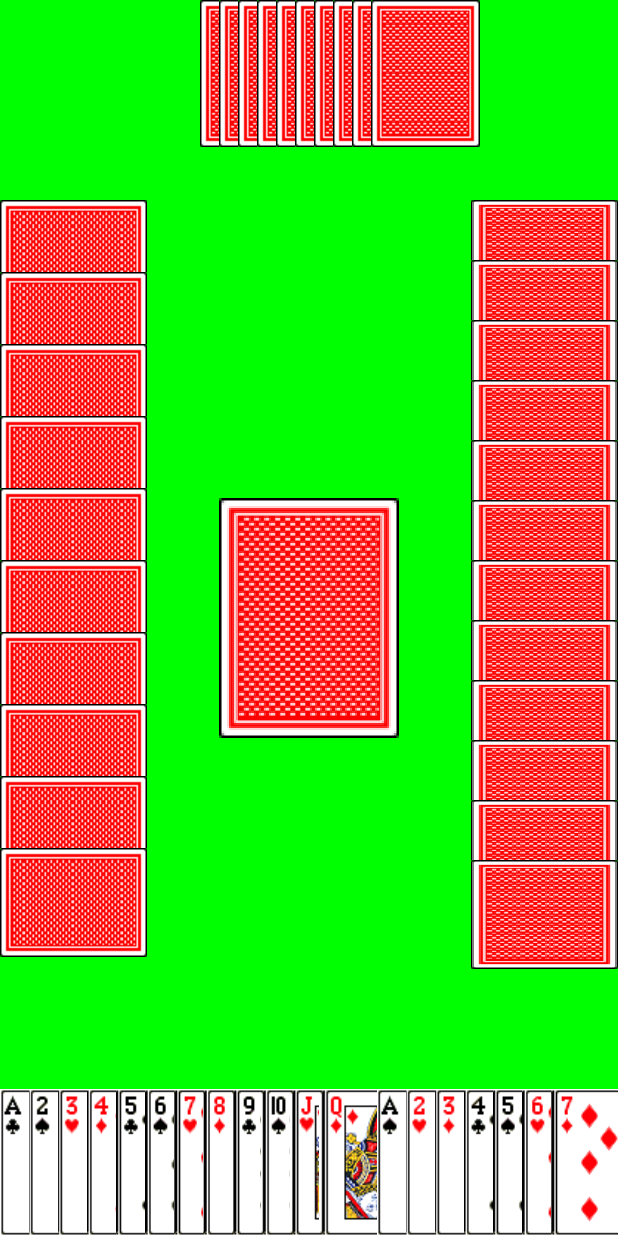
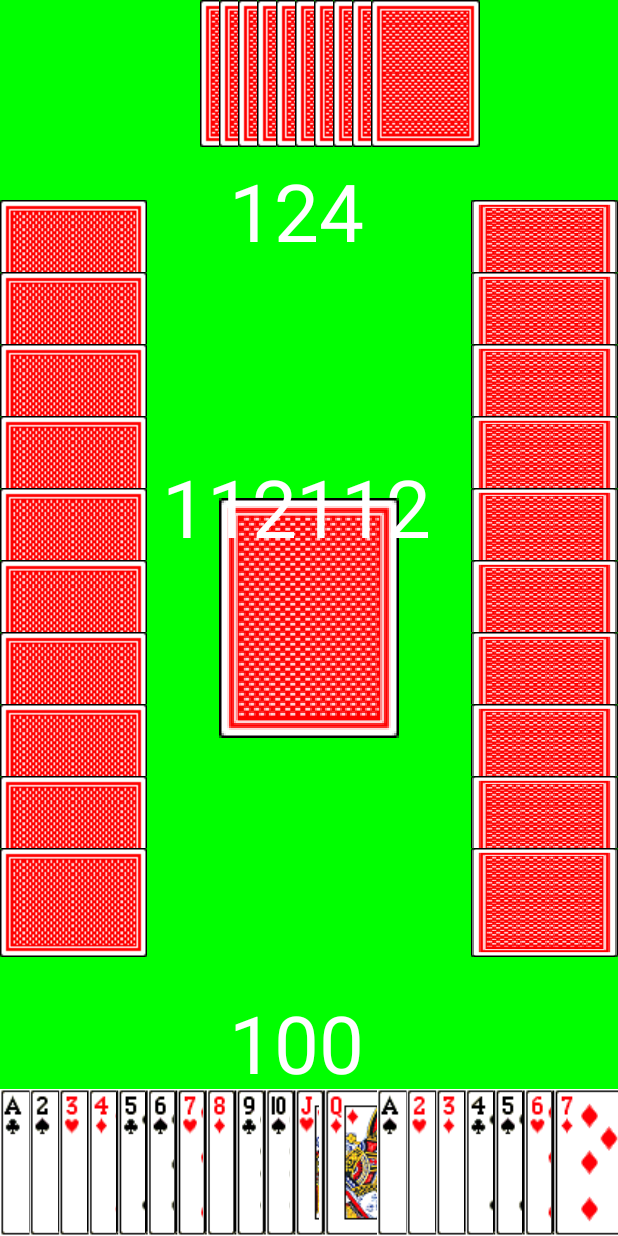
Before and after one commit to janicejl/SimCards, an Android app: the screen it shows after launch (MainActivity), on a phone screen of 412 x 824 dp. Run offline under Robolectric (Android 15) with nearby library versions, the light colour scheme and no system bars.

Commit message:
More ui!!!

```diff
--- a/app/src/main/java/com/example/simcards/GameView.java
+++ b/app/src/main/java/com/example/simcards/GameView.java
@@ -9,6 +9,9 @@ import android.graphics.Matrix;
 import android.graphics.Paint;
 import android.graphics.Point;
 import android.graphics.Rect;
+import android.graphics.drawable.Drawable;
+import android.graphics.drawable.ShapeDrawable;
+import android.graphics.drawable.shapes.RectShape;
 import android.view.MotionEvent;
 import android.view.View;
 import android.widget.Button;
@@ -26,12 +29,17 @@ public class GameView extends View {
     private final static int BACKGROUND_COLOR = Color.GREEN;
     private final static int SCORE_COLOR = Color.WHITE;
     private final static int SCORE_COLOR_OUTLINE = Color.BLACK;
+    private final static float SCORE_SIZE = 80.0f;
+    private final static float SCORE_SIZE_OUTLINE = 30.5f;
     private final static int PLAYER_BUFFERS = 200;
     private final static int SCREEN_BUFFER = 0;
     private final static int DECK_WIDTH = 180;
     private final static int DECK_HEIGHT = 240;
     private final static int POPUP_HEIGHT = 150;
     private final static int POPUP_WIDTH = 250;
+    private final static int POPUP_BUTTON_BUFFER = 10;
+    private final static int POPUP_BACKGROUND_COLOR = Color.argb(255, 128, 128, 128);
+    private final static int TEXT_BUFFER = 15;
 
     private Rect mCenterRect;
     private Bitmap mCardBitmap;
@@ -78,15 +86,17 @@ public class GameView extends View {
         mTopPlayerCardCount = 10;
         mRightPlayerCardCount = 10;
 
-        mLeftPlayerScore = 2;
-        mRightPlayerCardCount = 12;
-        mTopPlayerScore = 24;
+        mLeftPlayerScore = 112;
+        mRightPlayerScore = 112;
+        mTopPlayerScore = 124;
         mCurrentPlayerScore = 100;
 	}
 
     private PopupWindow createPopupWindow() {
         Button popupButton = new Button(getContext());
         popupButton.setText("Next Player Please!!!");
+        popupButton.setHeight(POPUP_HEIGHT - POPUP_BUTTON_BUFFER);
+        popupButton.setWidth(POPUP_WIDTH - POPUP_BUTTON_BUFFER);
         popupButton.setOnTouchListener(new OnTouchListener() {
             @Override
             public boolean onTouch(View view, MotionEvent motionEvent) {
@@ -98,6 +108,8 @@ public class GameView extends View {
         });
         LinearLayout linearLayout = new LinearLayout(getContext());
         linearLayout.addView(popupButton);
+//        Drawable background = new ShapeDrawable(new RectShape());
+//        linearLayout.setBackground();
         PopupWindow window = new PopupWindow(linearLayout, POPUP_WIDTH, POPUP_HEIGHT);
         window.setContentView(linearLayout);
         return window;
@@ -130,9 +142,25 @@ public class GameView extends View {
     private void drawScores(Canvas canvas) {
         Paint p = new Paint();
         p.setColor(SCORE_COLOR);
+        p.setTextSize(SCORE_SIZE);
+
+        canvas.drawText("" + mCurrentPlayerScore, mScreenWidth / 2 - (SCORE_SIZE),
+                mScreenHeight - SCREEN_BUFFER - Card.card_height - TEXT_BUFFER, p);
 
         if (DISPLAY_OTHER_SCORES) {
+            // left
+            canvas.drawText("" + mLeftPlayerScore, Card.card_height + TEXT_BUFFER,
+                    mScreenHeight / 2 - (SCORE_SIZE), p);
 
+            // top
+            canvas.drawText("" + mTopPlayerScore, mScreenWidth / 2 - (SCORE_SIZE),
+                    Card.card_height + TEXT_BUFFER + SCORE_SIZE, p);
+
+            // right
+            String s = Integer.toString(mRightPlayerScore);
+            canvas.drawText(s,
+                    mScreenWidth - Card.card_height - TEXT_BUFFER - (SCORE_SIZE * (s.length() - 1)),
+                    mScreenHeight / 2 - (SCORE_SIZE), p);
         }
     }
 
```
